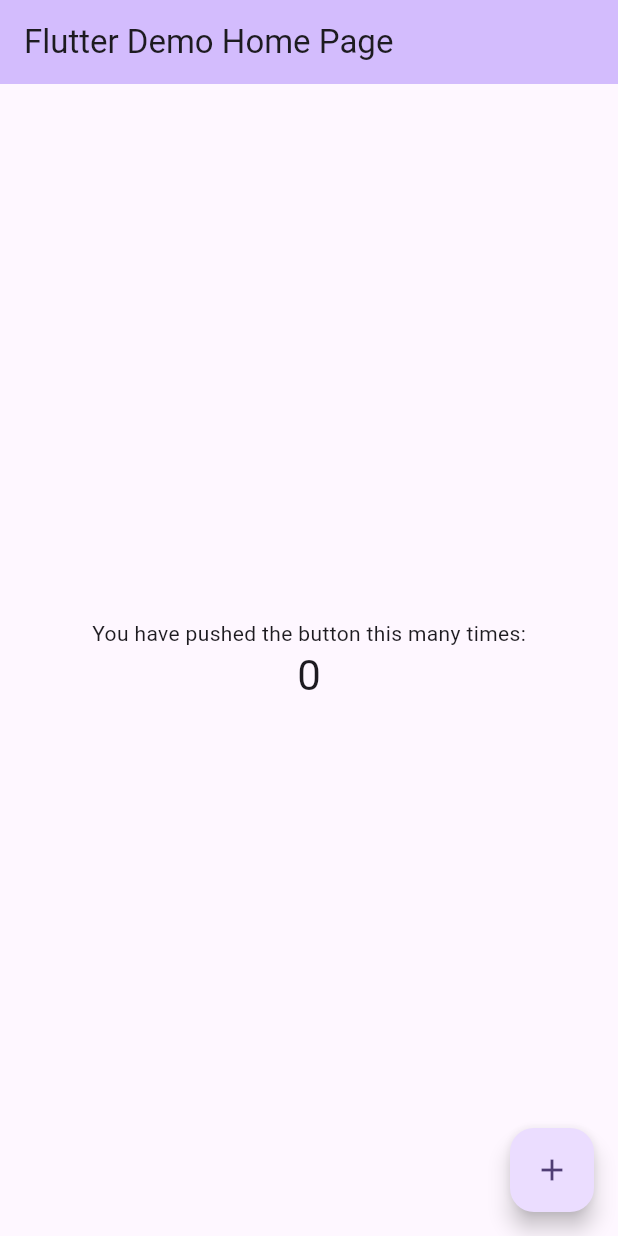
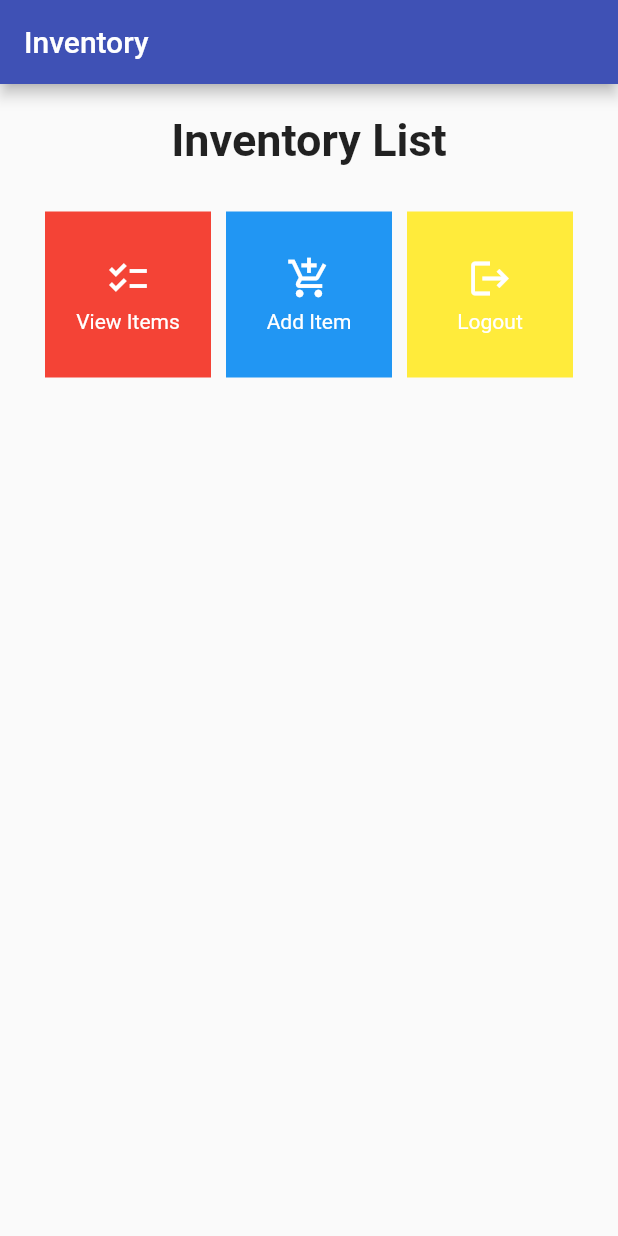
Before and after one commit to raisaafadilla/inventory-list-mobile, a Flutter app: the screen it shows after launch, on a phone screen of 412 x 824 dp. Run offline on Flutter 3.47's test engine with Material 2 defaults, Android fonts, the light colour scheme and no system bars.

Commit message:
assignment 7

```diff
--- a/lib/main.dart
+++ b/lib/main.dart
@@ -1,4 +1,5 @@
 import 'package:flutter/material.dart';
+import 'package:inventory_list_mobile/menu.dart';
 
 void main() {
   runApp(const MyApp());
@@ -28,98 +29,10 @@
         //
         // This works for code too, not just values: Most code changes can be
         // tested with just a hot reload.
-        colorScheme: ColorScheme.fromSeed(seedColor: Colors.deepPurple),
-        useMaterial3: true,
+        primarySwatch: Colors.indigo
+        // useMaterial3: true,
       ),
-      home: const MyHomePage(title: 'Flutter Demo Home Page'),
+      home: MyHomePage(),
     );
   }
 }
-
-class MyHomePage extends StatefulWidget {
-  const MyHomePage({super.key, required this.title});
-
-  // This widget is the home page of your application. It is stateful, meaning
-  // that it has a State object (defined below) that contains fields that affect
-  // how it looks.
-
-  // This class is the configuration for the state. It holds the values (in this
-  // case the title) provided by the parent (in this case the App widget) and
-  // used by the build method of the State. Fields in a Widget subclass are
-  // always marked "final".
-
-  final String title;
-
-  @override
-  State<MyHomePage> createState() => _MyHomePageState();
-}
-
-class _MyHomePageState extends State<MyHomePage> {
-  int _counter = 0;
-
-  void _incrementCounter() {
-    setState(() {
-      // This call to setState tells the Flutter framework that something has
-      // changed in this State, which causes it to rerun the build method below
-      // so that the display can reflect the updated values. If we changed
-      // _counter without calling setState(), then the build method would not be
-      // called again, and so nothing would appear to happen.
-      _counter++;
-    });
-  }
-
-  @override
-  Widget build(BuildContext context) {
-    // This method is rerun every time setState is called, for instance as done
-    // by the _incrementCounter method above.
-    //
-    // The Flutter framework has been optimized to make rerunning build methods
-    // fast, so that you can just rebuild anything that needs updating rather
-    // than having to individually change instances of widgets.
-    return Scaffold(
-      appBar: AppBar(
-        // TRY THIS: Try changing the color here to a specific color (to
-        // Colors.amber, perhaps?) and trigger a hot reload to see the AppBar
-        // change color while the other colors stay the same.
-        backgroundColor: Theme.of(context).colorScheme.inversePrimary,
-        // Here we take the value from the MyHomePage object that was created by
-        // the App.build method, and use it to set our appbar title.
-        title: Text(widget.title),
-      ),
-      body: Center(
-        // Center is a layout widget. It takes a single child and positions it
-        // in the middle of the parent.
-        child: Column(
-          // Column is also a layout widget. It takes a list of children and
-          // arranges them vertically. By default, it sizes itself to fit its
-          // children horizontally, and tries to be as tall as its parent.
-          //
-          // Column has various properties to control how it sizes itself and
-          // how it positions its children. Here we use mainAxisAlignment to
-          // center the children vertically; the main axis here is the vertical
-          // axis because Columns are vertical (the cross axis would be
-          // horizontal).
-          //
-          // TRY THIS: Invoke "debug painting" (choose the "Toggle Debug Paint"
-          // action in the IDE, or press "p" in the console), to see the
-          // wireframe for each widget.
-          mainAxisAlignment: MainAxisAlignment.center,
-          children: <Widget>[
-            const Text(
-              'You have pushed the button this many times:',
-            ),
-            Text(
-              '$_counter',
-              style: Theme.of(context).textTheme.headlineMedium,
-            ),
-          ],
-        ),
-      ),
-      floatingActionButton: FloatingActionButton(
-        onPressed: _incrementCounter,
-        tooltip: 'Increment',
-        child: const Icon(Icons.add),
-      ), // This trailing comma makes auto-formatting nicer for build methods.
-    );
-  }
-}
--- /dev/null
+++ b/lib/menu.dart
@@ -0,0 +1,121 @@
+import 'package:flutter/material.dart';
+
+class MyHomePage extends StatelessWidget {
+  MyHomePage({Key? key}) : super(key: key);
+
+  final List<InventoryItem> items = [
+    InventoryItem("View Items", Icons.checklist, Colors.red),
+    InventoryItem("Add Item", Icons.add_shopping_cart, Colors.blue),
+    InventoryItem("Logout", Icons.logout, Colors.yellow),
+  ];
+
+  // This widget is the home page of your application. It is stateful, meaning
+  // that it has a State object (defined below) that contains fields that affect
+  // how it looks.
+
+  // This class is the configuration for the state. It holds the values (in this
+  // case the title) provided by the parent (in this case the App widget) and
+  // used by the build method of the State. Fields in a Widget subclass are
+  // always marked "final".
+
+  @override
+  Widget build(BuildContext context) {
+    return Scaffold(
+      appBar: AppBar(
+        title: const Text(
+          'Inventory',
+        ),
+      ),
+      body: SingleChildScrollView(
+        // Scrolling wrapper widget
+        child: Padding(
+          padding: const EdgeInsets.all(10.0), // Set padding for the page
+          child: Column(
+            // Widget to display children vertically
+            children: <Widget>[
+              const Padding(
+                padding: EdgeInsets.only(top: 10.0, bottom: 10.0),
+                // Text widget to display text with center alignment and appropriate style
+                child: Text(
+                  'Inventory List', // Text indicating the shop name
+                  textAlign: TextAlign.center,
+                  style: TextStyle(
+                    fontSize: 30,
+                    fontWeight: FontWeight.bold,
+                  ),
+                ),
+              ),
+              // Grid layout
+              GridView.count(
+                // Container for our cards.
+                primary: true,
+                padding: const EdgeInsets.all(20),
+                crossAxisSpacing: 10,
+                mainAxisSpacing: 10,
+                crossAxisCount: 3,
+                shrinkWrap: true,
+                children: items.map((InventoryItem item) {
+                  // Iteration for each item
+                  return ShopCard(item);
+                }).toList(),
+              ),
+            ],
+          ),
+        ),
+      ),
+    );
+  }
+}
+
+class ShopCard extends StatelessWidget {
+  final InventoryItem item;
+
+  const ShopCard(this.item, {Key? key}); // Constructor
+
+  @override
+  Widget build(BuildContext context) {
+    return Material(
+      color: item.color,
+      child: InkWell(
+        // Responsive touch area
+        onTap: () {
+          // Show a SnackBar when clicked
+          ScaffoldMessenger.of(context)
+            ..hideCurrentSnackBar()
+            ..showSnackBar(SnackBar(
+                content: Text("You clicked the ${item.name} button")));
+        },
+        child: Container(
+          // Container to hold Icon and Text
+          padding: const EdgeInsets.all(8),
+          child: Center(
+            child: Column(
+              mainAxisAlignment: MainAxisAlignment.center,
+              children: [
+                Icon(
+                  item.icon,
+                  color: Colors.white,
+                  size: 30.0,
+                ),
+                const Padding(padding: EdgeInsets.all(3)),
+                Text(
+                  item.name,
+                  textAlign: TextAlign.center,
+                  style: const TextStyle(color: Colors.white),
+                ),
+              ],
+            ),
+          ),
+        ),
+      ),
+    );
+  }
+}
+
+class InventoryItem {
+  final String name;
+  final IconData icon;
+  final Color color;
+
+  InventoryItem(this.name, this.icon, this.color);
+}
```
